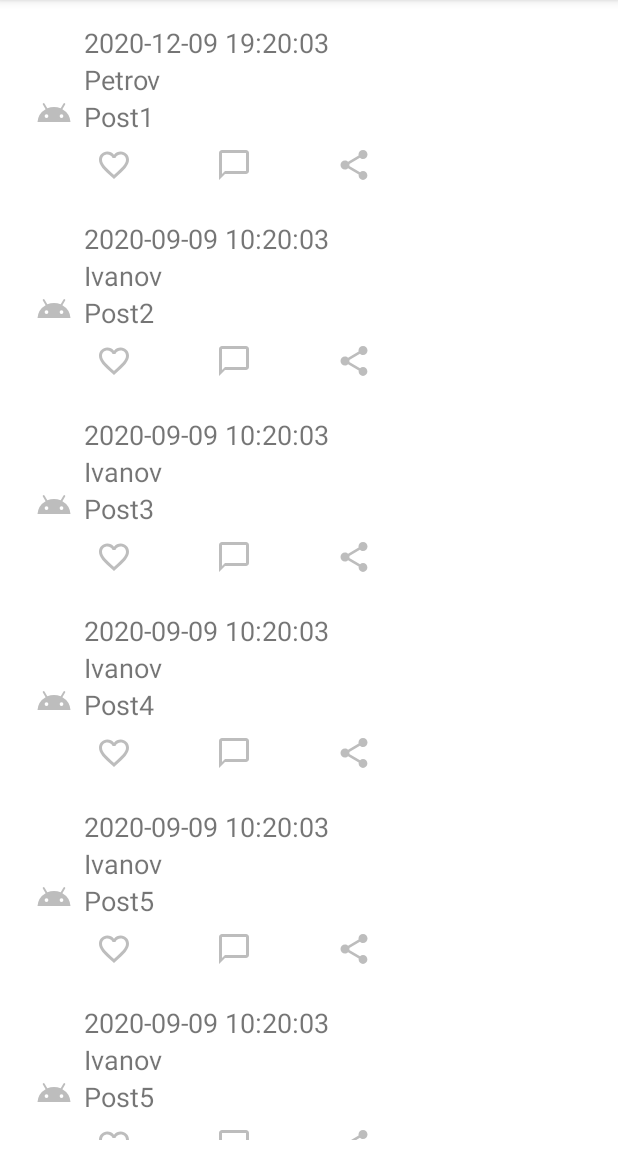
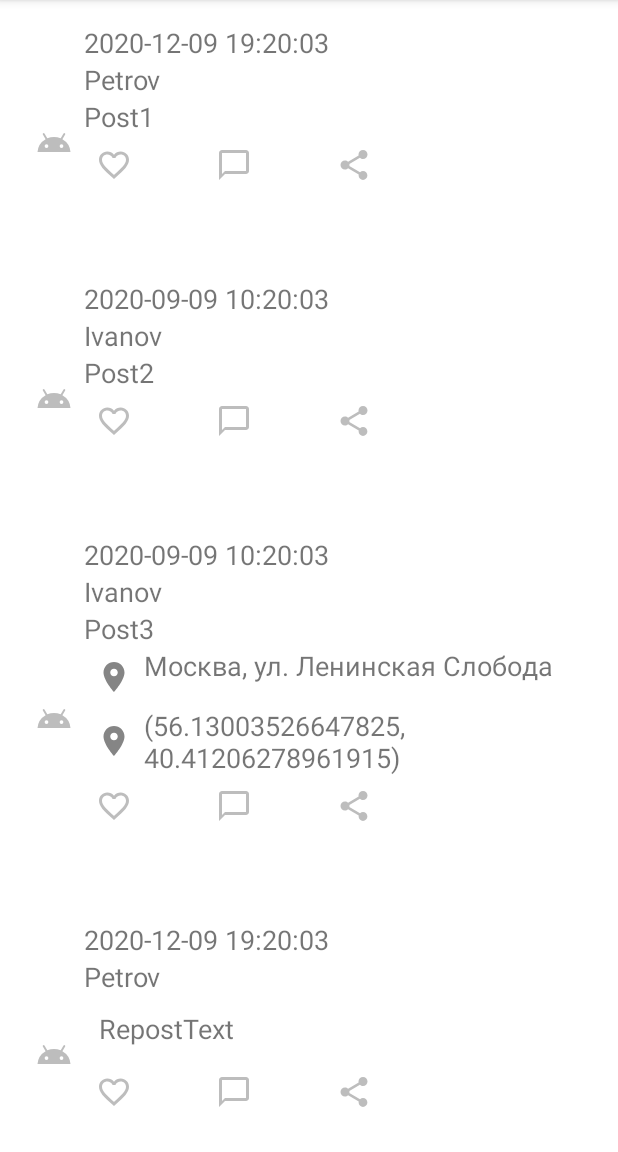
Before and after one commit to katerinavp/5.3.RecyclerView_DeletePost, an Android app: the screen it shows after launch (MainActivity), on a phone screen of 412 x 824 dp, the part 84-1236 px from its top. Run offline under Robolectric (Android 15) with nearby library versions, the phone set to English and light mode, and no system bars.

Commit message:
Добавлен тип поста: События (адрес и геопозиция), Репосты, Видео с Youtube, Рекламные посты.

```diff
--- a/app/src/main/java/com/example/a1first_application/AdapterPost.kt
+++ b/app/src/main/java/com/example/a1first_application/AdapterPost.kt
@@ -1,16 +1,17 @@
 package com.example.a1first_application
 
+import android.content.Context
+import android.content.Intent
 import android.graphics.Color
+import android.net.Uri
 import android.view.LayoutInflater
 import android.view.View
 import android.view.ViewGroup
 import androidx.recyclerview.widget.DiffUtil
 import androidx.recyclerview.widget.ListAdapter
 import androidx.recyclerview.widget.RecyclerView
+import com.example.a1first_application.PostTypes.*
 import com.example.a1first_application.databinding.RecyclerviewItemBinding
-import java.time.LocalDateTime
-import java.time.ZoneId
-
 
 class AdapterPost : ListAdapter<Post, AdapterPost.PostViewHolder>(PostDiffer) {
 
@@ -28,7 +29,7 @@ class AdapterPost : ListAdapter<Post, AdapterPost.PostViewHolder>(PostDiffer) {
     }
 
     class PostViewHolder(
-            private val binding: RecyclerviewItemBinding
+            private val binding: RecyclerviewItemBinding,
     ) : RecyclerView.ViewHolder(binding.root) {
 
         fun bind(post: Post) {
@@ -40,8 +41,33 @@ class AdapterPost : ListAdapter<Post, AdapterPost.PostViewHolder>(PostDiffer) {
                 imageLike.setImageResource(R.drawable.ic_baseline_favorite_border_24)
                 imageComment.setImageResource(R.drawable.ic_baseline_chat_bubble_outline_24)
                 imageShare.setImageResource(R.drawable.ic_baseline_share_24)
+                txtPost.visibility = View.VISIBLE
+
+                if (post.type == VIDEO) {
+                    videoView.visibility = View.VISIBLE
+                }
+                if (post.type == EVENT) {
+                    txtAdress.visibility = View.VISIBLE
+                    txtLocation.visibility = View.VISIBLE
+                    imageAdress.visibility = View.VISIBLE
+                    imageLocation.visibility = View.VISIBLE
+                    txtLocation.text = post.location.toString()
+                    txtAdress.text = post.adress
+                    imageAdress.setImageResource(R.drawable.ic_baseline_location_on_24)
+                    imageLocation.setImageResource(R.drawable.ic_baseline_location_on_24)
+                }
+                if (post.type == REPOST) {
+                    txtPost.visibility = View.GONE
+                    txtRepost.visibility = View.VISIBLE
+                    txtRepost.text = post.repost
 
                 }
+                if (post.type == ADV) {
+                    txtAdv.visibility = View.VISIBLE
+                    txtAdv.text = post.adv
+
+                }
+
                 var countLike: Int = 0
                 var countComment: Int = 0
                 var countShare: Int = 0
@@ -91,10 +117,67 @@ class AdapterPost : ListAdapter<Post, AdapterPost.PostViewHolder>(PostDiffer) {
                             binding.txtCountShare.text = countShare.toString()
                             binding.txtCountShare.setTextColor(Color.WHITE)
                         }
+
+                    }
+                })
+                binding.imageLocation.setOnClickListener(object : View.OnClickListener {
+                    override fun onClick(v: View?) {
+                        val intentLocation = Intent().apply {
+                            action = Intent.ACTION_VIEW
+                            val lat = post.location?.first
+                            val lon = post.location?.second
+                            data = Uri.parse("geo:$lat,$lon")
+
+                        }
+                        val context: Context? = v?.getContext()
+
+                        context?.startActivity(intentLocation)
+                    }
+
+
+                })
+
+                binding.imageAdress.setOnClickListener(object : View.OnClickListener {
+                    override fun onClick(v: View?) {
+                        val intentAdress = Intent().apply {
+                            action = Intent.ACTION_VIEW
+                            val adressStr = post.adress
+                            data = Uri.parse("geo:0,0?q=1600+$adressStr")
+                        }
+                        val context: Context? = v?.getContext()
+
+                        context?.startActivity(intentAdress)
+                    }
+
+                })
+                binding.videoView.setOnClickListener(object : View.OnClickListener {
+                    override fun onClick(v: View?) {
+                        val intentYoutube = Intent().apply {
+                            action = Intent.ACTION_VIEW
+                            data = Uri.parse("${post.video}")
+                        }
+                        val context: Context? = v?.getContext()
+
+                        context?.startActivity(intentYoutube)
+                    }
+
+                })
+                binding.txtAdv.setOnClickListener(object : View.OnClickListener {
+                    override fun onClick(v: View?) {
+                        val intentAdv = Intent().apply {
+                            action = Intent.ACTION_VIEW
+                            val advStr = post.adv
+                            data = Uri.parse("$advStr")
+                        }
+                        val context: Context? = v?.getContext()
+
+                        context?.startActivity(intentAdv)
                     }
 
                 })
 
+
+            }
         }
     }
 
--- a/app/src/main/java/com/example/a1first_application/MainActivity.kt
+++ b/app/src/main/java/com/example/a1first_application/MainActivity.kt
@@ -1,14 +1,10 @@
 package com.example.a1first_application
 
-import android.graphics.Color
 import android.os.Bundle
-import android.provider.ContactsContract
 import android.view.LayoutInflater
-import android.view.View
 import androidx.appcompat.app.AppCompatActivity
 import androidx.recyclerview.widget.LinearLayoutManager
 import com.example.a1first_application.databinding.ActivityMainBinding
-import java.time.*
 
 
 class MainActivity : AppCompatActivity() {
@@ -31,29 +27,13 @@ class MainActivity : AppCompatActivity() {
     }
 
     private val list = listOf(
-        Post(
-            1, "2020-12-09 19:20:03", "Petrov", "Post1",),
-        Post(
-            2, "2020-09-09 10:20:03", "Ivanov", "Post2",
-        ),
-        Post(
-            3, "2020-09-09 10:20:03", "Ivanov", "Post3",
-        ),
-        Post(
-            4, "2020-09-09 10:20:03", "Ivanov", "Post4",
-        ),
-        Post(
-            5, "2020-09-09 10:20:03", "Ivanov", "Post5",
-        ),
-        Post(
-            6, "2020-09-09 10:20:03", "Ivanov", "Post5",
-        ),
-        Post(
-            7, "2020-09-09 10:20:03", "Ivanov", "Post7",
-        ),
-        Post(
-            8, "2020-09-09 10:20:03", "Ivanov", "Post8",
-        ),
+            Post(PostTypes.SIMPLE, 1, "2020-12-09 19:20:03", "Petrov", "Post1", null, null,null,null,null) ,
+            Post(PostTypes.SIMPLE, 2, "2020-09-09 10:20:03", "Ivanov", "Post2",null, null,null,null,null),
+            Post(PostTypes.EVENT, 3, "2020-09-09 10:20:03", "Ivanov", "Post3","Москва, ул. Ленинская Слобода", Pair(56.13003526647825 , 40.41206278961915),null,null,null),
+            Post(PostTypes.REPOST,4,"2020-12-09 19:20:03","Petrov",null,null,null ,"RepostText",null,null),
+            Post(PostTypes.VIDEO,5,"2020-12-09 19:20:03", "Petrov", "Post5" ,null,null,null,"https://www.youtube.com/watch?v=WhWc3b3KhnY",null),
+            Post(PostTypes.ADV, 6, "2020-12-09 19:20:03", "Petrov", "Post6", null, null,null,null,"https://netology.ru/") ,
     )
 
+
 }
--- a/app/src/main/java/com/example/a1first_application/Post.kt
+++ b/app/src/main/java/com/example/a1first_application/Post.kt
@@ -1,14 +1,21 @@
 package com.example.a1first_application
 
 data class Post(
-    val id: Int,
-    val date: String,
-    val author: String,
-    val content: String,
-//    val image: String,
-    var likedByMe: Boolean = false
+        var type: PostTypes,
+        val id: Int,
+        val date: String?,
+        val author: String?,
+        val content: String?,
+       // var likedByMe: Boolean = false,
+        val adress: String?,
+        val location: Pair<Double?, Double?>?,
+        val repost: String?,
+        val video:String?,
+        val adv:String?
 
-) {
+
+        ) {
+
     override fun toString(): String {
         return "Post($id, $author)"
     }
--- a/app/src/main/java/com/example/a1first_application/PostTypes.kt
+++ b/app/src/main/java/com/example/a1first_application/PostTypes.kt
@@ -1,5 +1,5 @@
 package com.example.a1first_application
 
 enum class PostTypes {
-   EVENT,REPOST,video, ADV
+   SIMPLE, EVENT,REPOST,VIDEO, ADV
 }
--- /dev/null
+++ b/app/src/main/res/drawable/ic_baseline_filter_alt_24.xml
@@ -0,0 +1,5 @@
+<vector android:height="24dp" android:tint="#858585"
+    android:viewportHeight="24" android:viewportWidth="24"
+    android:width="24dp" xmlns:android="http://schemas.android.com/apk/res/android">
+    <path android:fillColor="@android:color/white" android:pathData="M4.25,5.61C6.27,8.2 10,13 10,13v6c0,0.55 0.45,1 1,1h2c0.55,0 1,-0.45 1,-1v-6c0,0 3.72,-4.8 5.74,-7.39C20.25,4.95 19.78,4 18.95,4H5.04C4.21,4 3.74,4.95 4.25,5.61z"/>
+</vector>
--- /dev/null
+++ b/app/src/main/res/drawable/ic_baseline_location_on_24.xml
@@ -0,0 +1,5 @@
+<vector android:height="24dp" android:tint="#858585"
+    android:viewportHeight="24" android:viewportWidth="24"
+    android:width="24dp" xmlns:android="http://schemas.android.com/apk/res/android">
+    <path android:fillColor="@android:color/white" android:pathData="M12,2C8.13,2 5,5.13 5,9c0,5.25 7,13 7,13s7,-7.75 7,-13c0,-3.87 -3.13,-7 -7,-7zM12,11.5c-1.38,0 -2.5,-1.12 -2.5,-2.5s1.12,-2.5 2.5,-2.5 2.5,1.12 2.5,2.5 -1.12,2.5 -2.5,2.5z"/>
+</vector>
--- /dev/null
+++ b/app/src/main/res/drawable/ic_baseline_play_circle_filled_24.xml
@@ -0,0 +1,5 @@
+<vector android:height="24dp" android:tint="#858585"
+    android:viewportHeight="24" android:viewportWidth="24"
+    android:width="24dp" xmlns:android="http://schemas.android.com/apk/res/android">
+    <path android:fillColor="@android:color/white" android:pathData="M12,2C6.48,2 2,6.48 2,12s4.48,10 10,10 10,-4.48 10,-10S17.52,2 12,2zM10,16.5v-9l6,4.5 -6,4.5z"/>
+</vector>
--- a/app/src/main/res/layout/recyclerview_item.xml
+++ b/app/src/main/res/layout/recyclerview_item.xml
@@ -1,5 +1,6 @@
 <?xml version="1.0" encoding="utf-8"?>
 <LinearLayout xmlns:android="http://schemas.android.com/apk/res/android"
+    xmlns:app="http://schemas.android.com/apk/res-auto"
     xmlns:tools="http://schemas.android.com/tools"
     android:layout_width="match_parent"
     android:layout_height="wrap_content"
@@ -54,7 +55,95 @@
                 android:layout_height="wrap_content"
                 android:ellipsize="end"
                 android:textSize="18sp"
+                android:visibility="gone"
                 tools:text="First post in our network!" />
+
+            <LinearLayout
+                android:layout_width="match_parent"
+                android:layout_height="wrap_content"
+                android:layout_weight="1"
+                android:orientation="horizontal">
+                <ImageView
+                    android:id="@+id/imageAdress"
+                    android:layout_width="wrap_content"
+                    android:layout_height="wrap_content"
+                    android:layout_gravity="center_vertical"
+                    android:layout_margin="8dp"
+                    android:layout_marginTop="8dp"
+                    android:layout_marginEnd="16dp"
+                    android:scaleType="centerCrop"
+                    android:visibility="gone"
+                    tools:src="@drawable/ic_baseline_location_on_24" />
+                <TextView
+                    android:id="@+id/txtAdress"
+                    android:layout_width="wrap_content"
+                    android:layout_height="wrap_content"
+                    android:ellipsize="end"
+                    android:textSize="18sp"
+                    android:visibility="gone"
+                    tools:text="Adress" />
+
+            </LinearLayout>
+
+            <LinearLayout
+                android:layout_width="match_parent"
+                android:layout_height="wrap_content"
+                android:layout_weight="1"
+                android:orientation="horizontal">
+                <ImageView
+                    android:id="@+id/imageLocation"
+                    android:layout_width="wrap_content"
+                    android:layout_height="wrap_content"
+                    android:layout_gravity="center_vertical"
+                    android:layout_margin="8dp"
+                    android:layout_marginTop="8dp"
+                    android:layout_marginEnd="16dp"
+                    android:scaleType="centerCrop"
+                    android:visibility="gone"
+                    tools:src="@drawable/ic_baseline_location_on_24" />
+                <TextView
+                    android:id="@+id/txtLocation"
+                    android:layout_width="wrap_content"
+                    android:layout_height="wrap_content"
+                    android:ellipsize="end"
+                    android:textSize="18sp"
+                    android:visibility="gone"
+                    tools:text="Location" />
+
+            </LinearLayout>
+            <LinearLayout
+                android:layout_width="match_parent"
+                android:layout_height="wrap_content"
+                android:layout_weight="1"
+                android:orientation="vertical">
+                <TextView
+                    android:id="@+id/txtRepost"
+                    android:layout_width="match_parent"
+                    android:layout_height="wrap_content"
+                    android:padding="10dp"
+                    android:ellipsize="end"
+                    android:textSize="18sp"
+                    android:visibility="gone"
+                    tools:text="Repost" />
+                <ImageView
+                    android:id="@+id/videoView"
+                    android:layout_width="match_parent"
+                    android:layout_height="200dp"
+                    android:layout_marginTop="8dp"
+                    android:layout_marginBottom="8dp"
+                    android:visibility="gone"
+                    app:srcCompat="@drawable/ic_baseline_play_circle_filled_24" />
+
+                <TextView
+                    android:id="@+id/txtAdv"
+                    android:layout_width="match_parent"
+                    android:layout_height="wrap_content"
+                    android:ellipsize="end"
+                    android:textSize="18sp"
+                    android:visibility="gone"
+                    tools:text="Adv" />
+            </LinearLayout>
+
         </LinearLayout>
 
         <LinearLayout
@@ -115,6 +204,7 @@
                 android:layout_marginEnd="16dp"
                 android:scaleType="centerCrop"
                 tools:src="@drawable/ic_baseline_share_24" />
+
             <TextView
                 android:id="@+id/txtCountShare"
                 android:layout_width="24dp"
@@ -127,6 +217,25 @@
 
         </LinearLayout>
 
+        <LinearLayout
+            android:layout_width="match_parent"
+            android:layout_height="wrap_content"
+            android:layout_weight="1"
+            android:orientation="horizontal">
+
+            <ImageView
+                android:id="@+id/imageFilter"
+                android:layout_width="24dp"
+                android:layout_height="24dp"
+                android:layout_gravity="center_vertical"
+                android:layout_margin="8dp"
+                android:layout_marginTop="8dp"
+                android:layout_marginEnd="16dp"
+                android:scaleType="centerCrop"
+                tools:src="@drawable/ic_baseline_filter_alt_24" />
+
+
+        </LinearLayout>
 
     </LinearLayout>
 
```
Also changed, not shown: app/src/main/AndroidManifest.xml (+7 -1 lines). Lines whose indentation alone changed are shown as unchanged.
